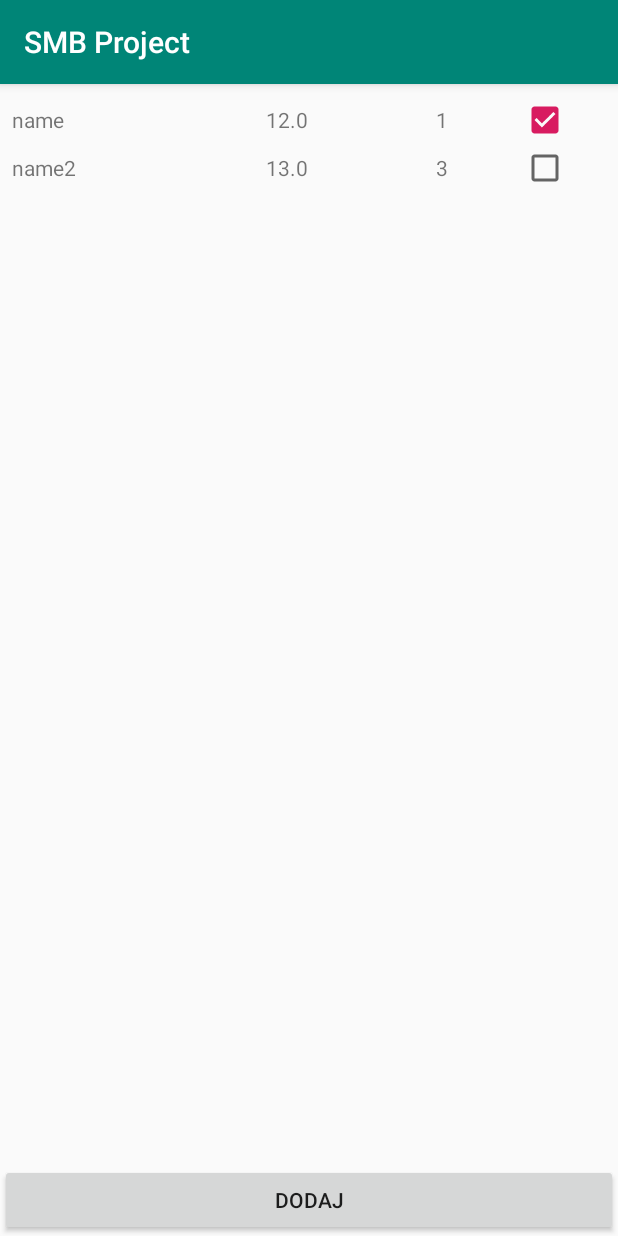
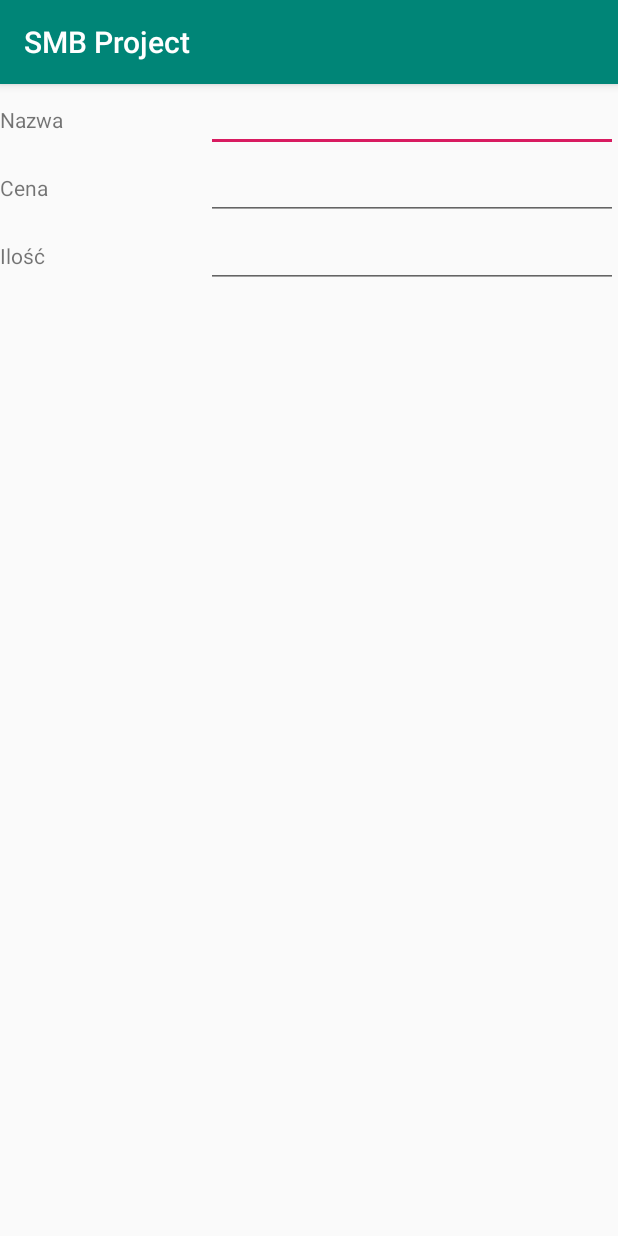
Before and after one commit to LukSpiewak/SMB-Project, an Android app: the ListActivity screen opened directly, with no data from a screen before it, after a tap on "DODAJ", on a phone screen of 412 x 824 dp. Run offline under Robolectric (Android 15) with nearby library versions, the phone set to English and light mode, and no system bars.

Commit message:
add new element Activity

```diff
--- a/app/src/main/AndroidManifest.xml
+++ b/app/src/main/AndroidManifest.xml
@@ -18,7 +18,8 @@
         </activity>
         <activity android:name=".first.FirstExerciseMain" />
         <activity android:name=".first.list.ListActivity" />
-        <activity android:name=".first.options.OptionsActivity"></activity>
+        <activity android:name=".first.options.OptionsActivity" />
+        <activity android:name=".first.list.AddElementActivity"></activity>
     </application>
 
 </manifest>
--- /dev/null
+++ b/app/src/main/java/smb/pja/smbproject/first/list/AddElementActivity.java
@@ -0,0 +1,15 @@
+package smb.pja.smbproject.first.list;
+
+import android.support.v7.app.AppCompatActivity;
+import android.os.Bundle;
+
+import smb.pja.smbproject.R;
+
+public class AddElementActivity extends AppCompatActivity {
+
+    @Override
+    protected void onCreate(Bundle savedInstanceState) {
+        super.onCreate(savedInstanceState);
+        setContentView(R.layout.activity_add_element);
+    }
+}
--- a/app/src/main/java/smb/pja/smbproject/first/list/ListActivity.java
+++ b/app/src/main/java/smb/pja/smbproject/first/list/ListActivity.java
@@ -1,5 +1,6 @@
 package smb.pja.smbproject.first.list;
 
+import android.content.Intent;
 import android.os.Bundle;
 import android.support.v7.app.AppCompatActivity;
 import android.support.v7.widget.LinearLayoutManager;
@@ -35,5 +36,7 @@ public class ListActivity extends AppCompatActivity {
     }
 
     public void addNewElement(View view) {
+        Intent intent = new Intent(this, AddElementActivity.class);
+        startActivity(intent);
     }
 }
--- a/app/src/main/java/smb/pja/smbproject/first/list/MyListAdapter.java
+++ b/app/src/main/java/smb/pja/smbproject/first/list/MyListAdapter.java
@@ -1,6 +1,5 @@
 package smb.pja.smbproject.first.list;
 
-import android.content.Context;
 import android.support.annotation.NonNull;
 import android.support.v7.widget.RecyclerView;
 import android.view.LayoutInflater;
@@ -44,7 +43,7 @@ class MyListAdapter extends RecyclerView.Adapter<MyListAdapter.ViewHolder> {
         return items.size();
     }
 
-    public class ViewHolder extends RecyclerView.ViewHolder implements View.OnClickListener {
+    public class ViewHolder extends RecyclerView.ViewHolder implements View.OnLongClickListener {
 
         private TextView name;
         private TextView price;
@@ -53,6 +52,7 @@ class MyListAdapter extends RecyclerView.Adapter<MyListAdapter.ViewHolder> {
 
         public ViewHolder(@NonNull View itemView) {
             super(itemView);
+            itemView.setOnLongClickListener(this);
             name = itemView.findViewById(R.id.list_row_name_textView);
             price = itemView.findViewById(R.id.list_row_price_textView);
             amount = itemView.findViewById(R.id.list_row_amount_textView);
@@ -60,8 +60,9 @@ class MyListAdapter extends RecyclerView.Adapter<MyListAdapter.ViewHolder> {
         }
 
         @Override
-        public void onClick(View v) {
-
+        public boolean onLongClick(View v) {
+            System.out.println("long click");
+            return true;
         }
     }
 }
--- /dev/null
+++ b/app/src/main/res/layout/activity_add_element.xml
@@ -0,0 +1,77 @@
+<?xml version="1.0" encoding="utf-8"?>
+<LinearLayout xmlns:android="http://schemas.android.com/apk/res/android"
+    xmlns:app="http://schemas.android.com/apk/res-auto"
+    xmlns:tools="http://schemas.android.com/tools"
+    android:layout_width="match_parent"
+    android:layout_height="match_parent"
+    android:orientation="vertical"
+    tools:context=".first.list.AddElementActivity">
+
+
+    <LinearLayout
+        android:layout_width="match_parent"
+        android:layout_height="wrap_content"
+        android:orientation="horizontal">
+
+        <TextView
+            android:id="@+id/add_element_name_text_view"
+            android:layout_width="0dp"
+            android:layout_height="wrap_content"
+            android:layout_weight="1"
+            android:text="@string/add_element_name_label" />
+
+        <EditText
+            android:id="@+id/add_element_name_edit_text"
+            android:layout_width="0dp"
+            android:layout_height="wrap_content"
+            android:layout_weight="2"
+            android:ems="10"
+            android:inputType="textPersonName" />
+
+    </LinearLayout>
+
+    <LinearLayout
+        android:layout_width="match_parent"
+        android:layout_height="wrap_content"
+        android:orientation="horizontal">
+
+        <TextView
+            android:id="@+id/add_element_price_text_view"
+            android:layout_width="0dp"
+            android:layout_height="wrap_content"
+            android:layout_weight="1"
+            android:text="@string/add_element_price_label" />
+
+        <EditText
+            android:id="@+id/add_element_price_edit_text"
+            android:layout_width="0dp"
+            android:layout_height="wrap_content"
+            android:layout_weight="2"
+            android:ems="10"
+            android:inputType="numberDecimal" />
+
+    </LinearLayout>
+
+    <LinearLayout
+        android:layout_width="match_parent"
+        android:layout_height="wrap_content"
+        android:orientation="horizontal">
+
+        <TextView
+            android:id="@+id/add_element_amount_text_view"
+            android:layout_width="0dp"
+            android:layout_height="wrap_content"
+            android:layout_weight="1"
+            android:text="@string/add_element_amount_label" />
+
+        <EditText
+            android:id="@+id/add_element_amount_edit_text"
+            android:layout_width="0dp"
+            android:layout_height="wrap_content"
+            android:layout_weight="2"
+            android:ems="10"
+            android:inputType="number" />
+
+    </LinearLayout>
+
+</LinearLayout>
--- a/app/src/main/res/values/strings.xml
+++ b/app/src/main/res/values/strings.xml
@@ -12,6 +12,9 @@
     <string name="options_size_label">Rozmiar</string>
     <string name="options_color_label">Kolor</string>
     <string name="list_add_new_button">Dodaj</string>
+    <string name="add_element_amount_label">Ilość</string>
+    <string name="add_element_price_label">Cena</string>
+    <string name="add_element_name_label">Nazwa</string>
 
     <string-array name="options_spinner">
         <item>Czerwony</item>
```
